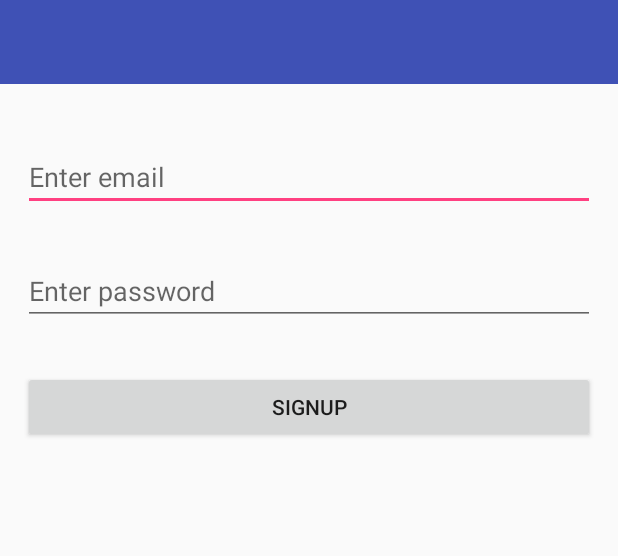
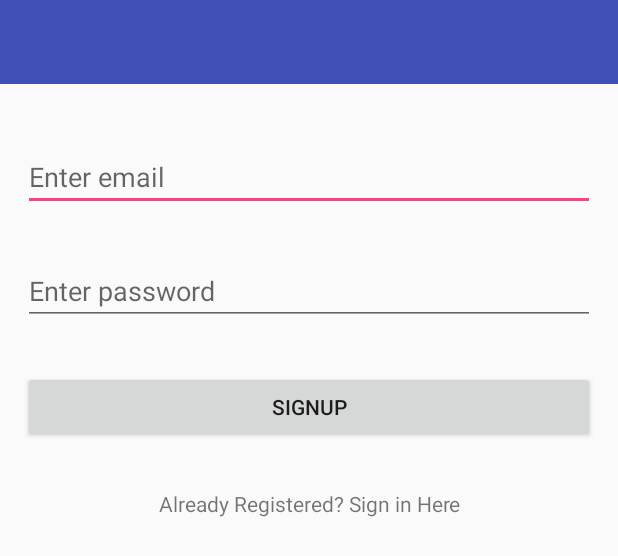
Before and after one commit to sahanwicky/Holdem, an Android app: the layout activity_main.xml on its own in the app's theme, with its tools: preview values and no code run, on a phone screen of 412 x 824 dp. Shown: the top 556 px of the screen. Run offline under Robolectric (Android 15) with nearby library versions, the phone set to English and light mode, and no system bars.

```diff
--- a/app/src/main/res/layout/activity_main.xml
+++ b/app/src/main/res/layout/activity_main.xml
@@ -51,6 +51,14 @@
             android:layout_margin="15dp"
             android:text="Signup" />
 
+        <TextView
+            android:text="Already Registered? Sign in Here"
+            android:id="@+id/textViewSignin"
+            android:textAlignment="center"
+            android:layout_margin="15dp"
+            android:layout_width="match_parent"
+            android:layout_height="wrap_content" />
+
     </LinearLayout>
 
 
```
Also changed, not shown: app/src/main/AndroidManifest.xml (+16 -0 lines), app/src/main/java/com/example/chavin/holdem/MainActivity.java (+38 -13 lines).
